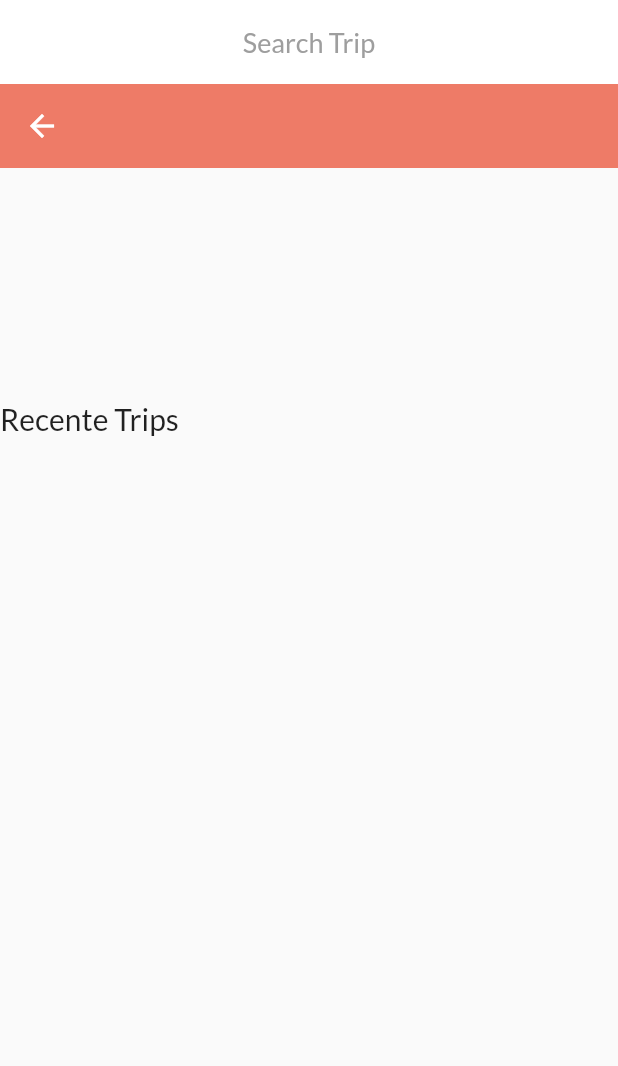
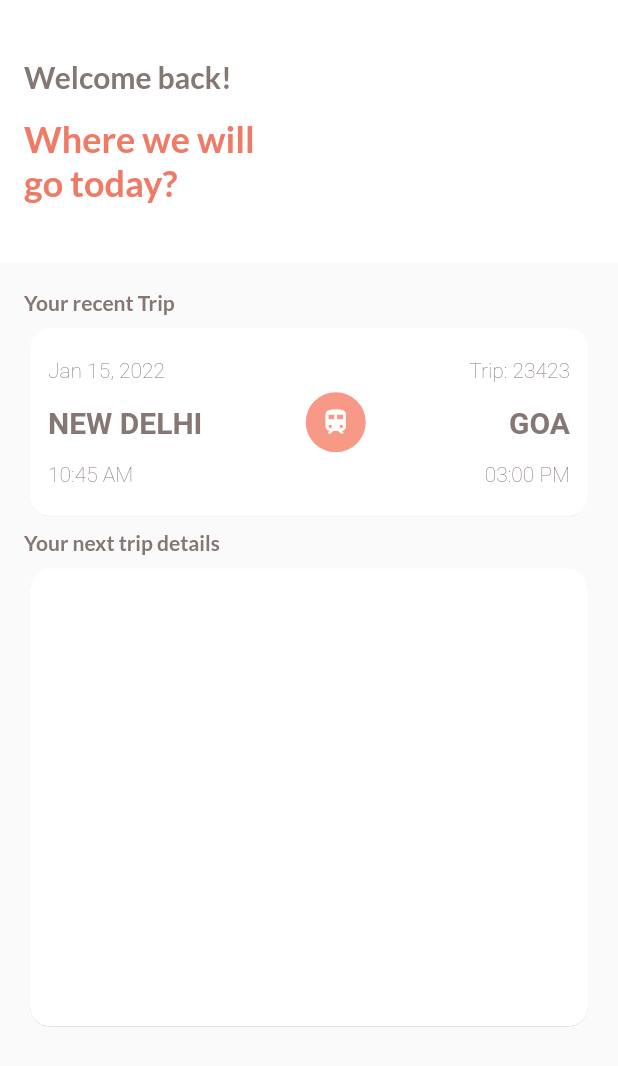
Before and after one commit to antonio-pedro99/irctc-app, a Flutter app: the HomePage screen opened directly, on a phone screen of 412 x 824 dp. Shown: the top 1066 px of the screen. Run offline on Flutter 3.47's test engine with Material 2 defaults, Android fonts, the phone set to English and light mode, and no system bars; our stand-ins replace bubble_bottom_bar, google_fonts.

Commit message:
clean design

```diff
--- a/lib/app/views/pages/home.dart
+++ b/lib/app/views/pages/home.dart
@@ -1,6 +1,9 @@
 import 'package:flutter/material.dart';
 import 'package:flutter/services.dart';
 import 'package:irctc_dbms/app/constants.dart';
+import 'package:irctc_dbms/app/models/ticket.dart';
+import 'package:irctc_dbms/app/views/elements/box_rectangle.dart';
+import 'package:irctc_dbms/app/views/elements/ticket_tile.dart';
 
 class HomePage extends StatefulWidget {
   const HomePage({Key? key}) : super(key: key);
@@ -13,53 +16,83 @@ class _HomePageState extends State<HomePage> {
   @override
   Widget build(BuildContext context) {
     return Scaffold(
-        appBar: AppBar(
+        body: CustomScrollView(
+      slivers: [
+        SliverAppBar(
             backgroundColor: Colors.white,
-          title: const Text("Search Trip",
+            /*  title: const Text("Search Trips",
                 style: TextStyle(
-                  // fontWeight: FontWeight.bold,
-                  fontSize: 18,
-                  color: Colors.grey)),
-          centerTitle: true,
+                    fontWeight: FontWeight.normal, fontSize: 20, color: grey)), */
+
+            floating: true,
+            snap: true,
+            pinned: true,
             elevation: 0,
-          systemOverlayStyle: const SystemUiOverlayStyle(
-              statusBarIconBrightness: Brightness.light,
-              statusBarBrightness: Brightness.dark,
-              statusBarColor: Colors.white),
-          actions: [],
+            expandedHeight: 175,
+            flexibleSpace: kToolbarHeight >= 200
+                ? Container()
+                : Padding(
+                    padding:
+                        const EdgeInsets.symmetric(horizontal: 16, vertical: 8),
+                    child: Column(
+                      crossAxisAlignment: CrossAxisAlignment.start,
+                      mainAxisAlignment: MainAxisAlignment.center,
+                      children: const [
+                        Text("Welcome back!",
+                            textAlign: TextAlign.start,
+                            style: TextStyle(
+                                fontWeight: FontWeight.w600,
+                                fontSize: 20,
+                                color: grey)),
+                        SizedBox(
+                          height: 15,
                         ),
-        body: SafeArea(
-            child: CustomScrollView(
-          slivers: [
-            const SliverAppBar(),
-            SliverList(
-                delegate: SliverChildListDelegate([
-              SizedBox(
-                height: 150,
-                child: Row(
-                  crossAxisAlignment: CrossAxisAlignment.start,
-                  mainAxisAlignment: MainAxisAlignment.spaceBetween,
-                  children: [
-                    Column(
-                      crossAxisAlignment: CrossAxisAlignment.start,
-                      children: const [],
-                    ),
+                        Text("Where we will\ngo today?",
+                            textAlign: TextAlign.start,
+                            style: TextStyle(
+                                fontWeight: FontWeight.bold,
+                                fontSize: 24,
+                                color: swatch))
                       ],
                     ),
                   ),
+            systemOverlayStyle: const SystemUiOverlayStyle(
+                statusBarIconBrightness: Brightness.dark,
+                statusBarBrightness: Brightness.light,
+                statusBarColor: Colors.white),
+            actions: []),
+        SliverPadding(
+            padding: const EdgeInsets.symmetric(horizontal: 16, vertical: 8),
+            sliver: SliverList(
+                delegate: SliverChildListDelegate([
+              const SizedBox(height: 10),
+              const Text("Your recent Trip",
+                  style: TextStyle(
+                      fontSize: 14, color: grey, fontWeight: FontWeight.w600)),
               const SizedBox(height: 5),
-              const Text(
-                "Recente Trips",
-                style: TextStyle(fontWeight: FontWeight.normal, fontSize: 20),
+              TicketTile(
+                ticket: Ticket(
+                    from: "NEW DELHI",
+                    to: "GOA",
+                    date: "Jan 15, 2022",
+                    departureTime: "10:45",
+                    aririvalTime: "03:00",
+                    trainId: "103",
+                    seat: 200,
+                    tripId: "23423",
+                    price: 100),
               ),
-              Row(
-                crossAxisAlignment: CrossAxisAlignment.start,
-                mainAxisAlignment: MainAxisAlignment.spaceBetween,
-                children: const [],
-              ),
-              const SizedBox(height: 10),
-            ]))
+              const SizedBox(height: 5),
+              const Text("Your next trip details",
+                  style: TextStyle(
+                      fontSize: 14, color: grey, fontWeight: FontWeight.w600)),
+              const SizedBox(height: 5),
+              BoxRectangle(
+                height: MediaQuery.of(context).size.height / 2.7,
+                body: Column(),
+              )
+            ])))
       ],
-        )));
+    ));
   }
 }
--- a/lib/app/views/pages/search/trip_detail.dart
+++ b/lib/app/views/pages/search/trip_detail.dart
@@ -236,6 +236,10 @@ class _TripDetailState extends State<TripDetail> {
                       ],
                     )))
           ],
+        ),
+        floatingActionButton: FloatingActionButton(
+          onPressed: () {},
+          child: const Icon(Icons.done_sharp),
         ));
   }
 }
--- a/lib/app/views/pages/ticket/tickets.dart
+++ b/lib/app/views/pages/ticket/tickets.dart
@@ -42,9 +42,7 @@ class _TicketPageState extends State<TicketPage> {
             actions: []),
         body: SafeArea(
             minimum: const EdgeInsets.symmetric(horizontal: 16, vertical: 8),
-            child: Column(
-              mainAxisAlignment: MainAxisAlignment.center,
-              crossAxisAlignment: CrossAxisAlignment.center,
+            child: ListView(
               children: [
                 GestureDetector(
                   child: TicketTile(
@@ -58,7 +56,73 @@ class _TicketPageState extends State<TicketPage> {
                       );
                     }));
                   },
-                )
+                ),
+                TicketTile(
+                    ticket: Ticket(
+                        from: "NEW DELHI",
+                        to: "GOA",
+                        date: "Jan 15, 2022",
+                        departureTime: "10:45",
+                        aririvalTime: "03:00",
+                        trainId: "103",
+                        seat: 200,
+                        tripId: "23423",
+                        price: 100)),
+                TicketTile(
+                    ticket: Ticket(
+                        from: "NEW DELHI",
+                        to: "GOA",
+                        date: "Jan 15, 2022",
+                        departureTime: "10:45",
+                        aririvalTime: "03:00",
+                        trainId: "103",
+                        seat: 200,
+                        tripId: "23423",
+                        price: 100)),
+                TicketTile(
+                    ticket: Ticket(
+                        from: "NEW DELHI",
+                        to: "GOA",
+                        date: "Jan 15, 2022",
+                        departureTime: "10:45",
+                        aririvalTime: "03:00",
+                        trainId: "103",
+                        seat: 200,
+                        tripId: "23423",
+                        price: 100)),
+                TicketTile(
+                    ticket: Ticket(
+                        from: "NEW DELHI",
+                        to: "GOA",
+                        date: "Jan 15, 2022",
+                        departureTime: "10:45",
+                        aririvalTime: "03:00",
+                        trainId: "103",
+                        seat: 200,
+                        tripId: "23423",
+                        price: 100)),
+                TicketTile(
+                    ticket: Ticket(
+                        from: "NEW DELHI",
+                        to: "GOA",
+                        date: "Jan 15, 2022",
+                        departureTime: "10:45",
+                        aririvalTime: "03:00",
+                        trainId: "103",
+                        seat: 200,
+                        tripId: "23423",
+                        price: 100)),
+                TicketTile(
+                    ticket: Ticket(
+                        from: "NEW DELHI",
+                        to: "GOA",
+                        date: "Jan 15, 2022",
+                        departureTime: "10:45",
+                        aririvalTime: "03:00",
+                        trainId: "103",
+                        seat: 200,
+                        tripId: "23423",
+                        price: 100)),
               ],
             )));
   }
```
Also changed, not shown: lib/app/app.dart (+4 -3 lines), lib/app/views/pages/profile.dart (+13 -34 lines). Lines whose indentation alone changed are shown as unchanged.
